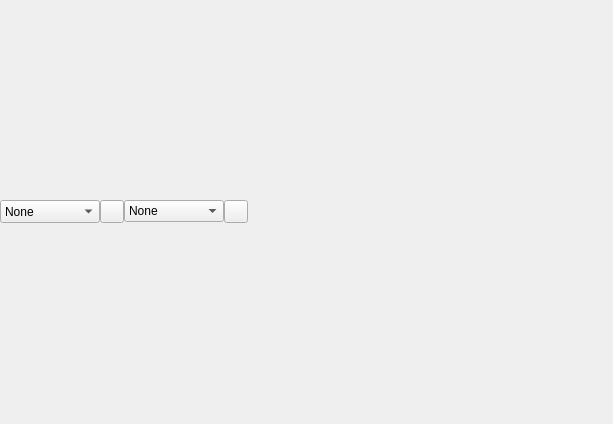
Qt form src/gui/circuitViewUi.ui (Martian-Technologies/Logic-Graph-Creator) before a commit.
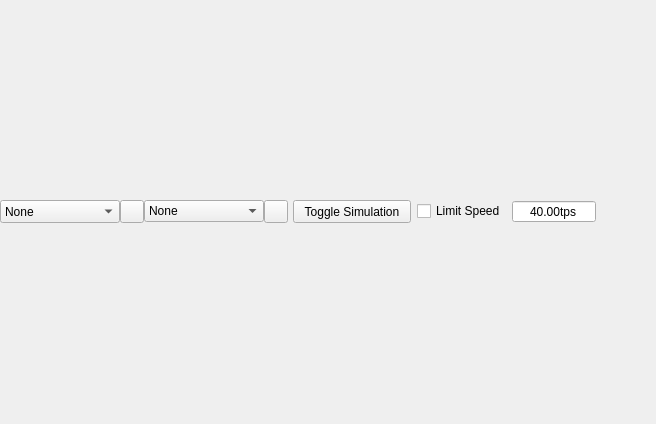
The same form after that commit. Icons and pictures are not drawn.

The edit to the form file:
```diff
--- a/src/gui/circuitViewUi.ui
+++ b/src/gui/circuitViewUi.ui
@@ -6,7 +6,7 @@
    <rect>
     <x>0</x>
     <y>0</y>
-    <width>613</width>
+    <width>656</width>
     <height>424</height>
    </rect>
   </property>
@@ -63,7 +63,7 @@
         </property>
         <property name="minimumSize">
          <size>
-          <width>100</width>
+          <width>120</width>
           <height>20</height>
          </size>
         </property>
@@ -97,7 +97,7 @@
         </property>
         <property name="minimumSize">
          <size>
-          <width>100</width>
+          <width>120</width>
           <height>20</height>
          </size>
         </property>
@@ -118,6 +118,108 @@
         </property>
        </widget>
       </item>
+      <item>
+       <widget class="QWidget" name="EvalControls" native="true">
+        <layout class="QHBoxLayout" name="horizontalLayout">
+         <property name="leftMargin">
+          <number>5</number>
+         </property>
+         <property name="topMargin">
+          <number>0</number>
+         </property>
+         <property name="rightMargin">
+          <number>5</number>
+         </property>
+         <property name="bottomMargin">
+          <number>0</number>
+         </property>
+         <item>
+          <widget class="QPushButton" name="StartSim">
+           <property name="sizePolicy">
+            <sizepolicy hsizetype="Minimum" vsizetype="Minimum">
+             <horstretch>0</horstretch>
+             <verstretch>0</verstretch>
+            </sizepolicy>
+           </property>
+           <property name="minimumSize">
+            <size>
+             <width>118</width>
+             <height>0</height>
+            </size>
+           </property>
+           <property name="maximumSize">
+            <size>
+             <width>118</width>
+             <height>32</height>
+            </size>
+           </property>
+           <property name="text">
+            <string>Toggle Simulation</string>
+           </property>
+           <property name="iconSize">
+            <size>
+             <width>16</width>
+             <height>16</height>
+            </size>
+           </property>
+           <property name="checkable">
+            <bool>true</bool>
+           </property>
+          </widget>
+         </item>
+         <item>
+          <widget class="QCheckBox" name="UseSpeed">
+           <property name="maximumSize">
+            <size>
+             <width>16777215</width>
+             <height>16777215</height>
+            </size>
+           </property>
+           <property name="text">
+            <string>Limit Speed</string>
+           </property>
+           <property name="iconSize">
+            <size>
+             <width>16</width>
+             <height>5</height>
+            </size>
+           </property>
+           <property name="checked">
+            <bool>false</bool>
+           </property>
+          </widget>
+         </item>
+         <item>
+          <widget class="QDoubleSpinBox" name="Speed">
+           <property name="sizePolicy">
+            <sizepolicy hsizetype="Maximum" vsizetype="Fixed">
+             <horstretch>0</horstretch>
+             <verstretch>0</verstretch>
+            </sizepolicy>
+           </property>
+           <property name="alignment">
+            <set>Qt::AlignmentFlag::AlignCenter</set>
+           </property>
+           <property name="buttonSymbols">
+            <enum>QAbstractSpinBox::ButtonSymbols::NoButtons</enum>
+           </property>
+           <property name="suffix">
+            <string>tps</string>
+           </property>
+           <property name="minimum">
+            <double>0.010000000000000</double>
+           </property>
+           <property name="maximum">
+            <double>100000.000000000000000</double>
+           </property>
+           <property name="value">
+            <double>40.000000000000000</double>
+           </property>
+          </widget>
+         </item>
+        </layout>
+       </widget>
+      </item>
      </layout>
     </widget>
    </item>
```
